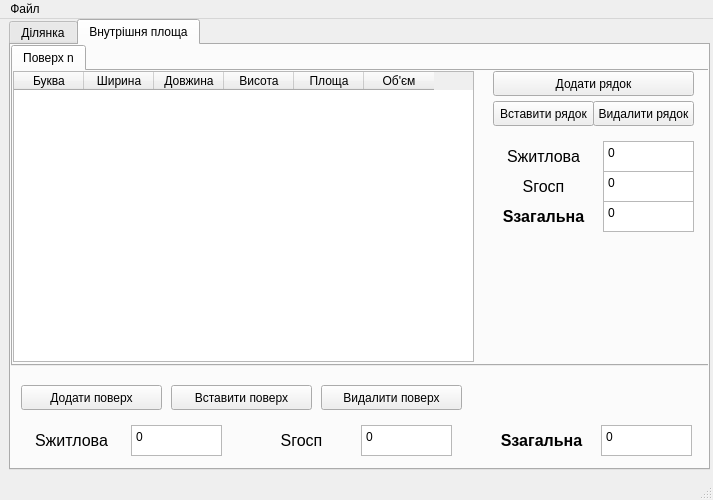
Old version of the form form.ui in the repository Alex482Ukr/calcarea.
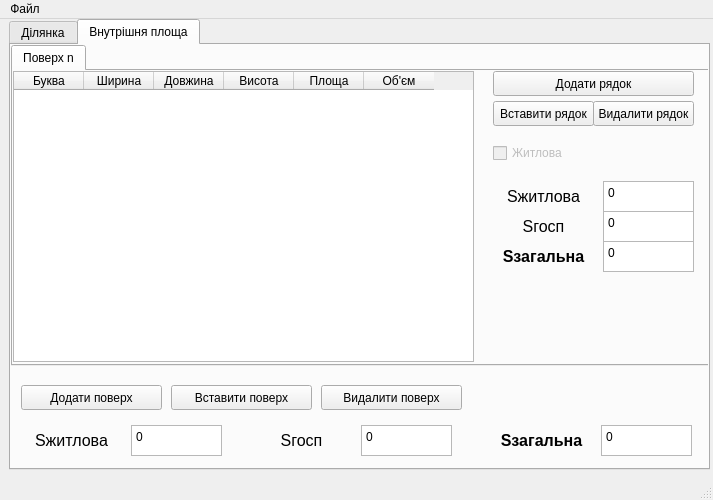
New version of the form. The open tabs and pages were chosen to show the change.

Commit message: separate updates from highlighting

What changed in the file:
```diff
--- a/form.ui
+++ b/form.ui
@@ -472,7 +472,7 @@
         <property name="geometry">
          <rect>
           <x>590</x>
-          <y>100</y>
+          <y>140</y>
           <width>91</width>
           <height>31</height>
          </rect>
@@ -484,8 +484,8 @@
 hr { height: 1px; border-width: 0; }
 li.unchecked::marker { content: &quot;\2610&quot;; }
 li.checked::marker { content: &quot;\2612&quot;; }
-&lt;/style&gt;&lt;/head&gt;&lt;body style=&quot; font-family:'Sans Serif'; font-size:9pt; font-weight:400; font-style:normal;&quot;&gt;
-&lt;p style=&quot; margin-top:0px; margin-bottom:0px; margin-left:0px; margin-right:0px; -qt-block-indent:0; text-indent:0px;&quot;&gt;0&lt;/p&gt;&lt;/body&gt;&lt;/html&gt;</string>
+&lt;/style&gt;&lt;/head&gt;&lt;body style=&quot; font-family:'Segoe UI'; font-size:9pt; font-weight:400; font-style:normal;&quot;&gt;
+&lt;p style=&quot; margin-top:0px; margin-bottom:0px; margin-left:0px; margin-right:0px; -qt-block-indent:0; text-indent:0px;&quot;&gt;&lt;span style=&quot; font-family:'Sans Serif';&quot;&gt;0&lt;/span&gt;&lt;/p&gt;&lt;/body&gt;&lt;/html&gt;</string>
         </property>
        </widget>
        <widget class="QPushButton" name="button_add_row_n">
@@ -505,7 +505,7 @@
         <property name="geometry">
          <rect>
           <x>590</x>
-          <y>130</y>
+          <y>170</y>
           <width>91</width>
           <height>31</height>
          </rect>
@@ -517,8 +517,8 @@
 hr { height: 1px; border-width: 0; }
 li.unchecked::marker { content: &quot;\2610&quot;; }
 li.checked::marker { content: &quot;\2612&quot;; }
-&lt;/style&gt;&lt;/head&gt;&lt;body style=&quot; font-family:'Sans Serif'; font-size:9pt; font-weight:400; font-style:normal;&quot;&gt;
-&lt;p style=&quot; margin-top:0px; margin-bottom:0px; margin-left:0px; margin-right:0px; -qt-block-indent:0; text-indent:0px;&quot;&gt;0&lt;/p&gt;&lt;/body&gt;&lt;/html&gt;</string>
+&lt;/style&gt;&lt;/head&gt;&lt;body style=&quot; font-family:'Segoe UI'; font-size:9pt; font-weight:400; font-style:normal;&quot;&gt;
+&lt;p style=&quot; margin-top:0px; margin-bottom:0px; margin-left:0px; margin-right:0px; -qt-block-indent:0; text-indent:0px;&quot;&gt;&lt;span style=&quot; font-family:'Sans Serif';&quot;&gt;0&lt;/span&gt;&lt;/p&gt;&lt;/body&gt;&lt;/html&gt;</string>
         </property>
        </widget>
        <widget class="QPushButton" name="button_insert_row_n">
@@ -538,7 +538,7 @@
         <property name="geometry">
          <rect>
           <x>480</x>
-          <y>70</y>
+          <y>110</y>
           <width>101</width>
           <height>31</height>
          </rect>
@@ -559,7 +559,7 @@
         <property name="geometry">
          <rect>
           <x>590</x>
-          <y>70</y>
+          <y>110</y>
           <width>91</width>
           <height>31</height>
          </rect>
@@ -571,15 +571,15 @@
 hr { height: 1px; border-width: 0; }
 li.unchecked::marker { content: &quot;\2610&quot;; }
 li.checked::marker { content: &quot;\2612&quot;; }
-&lt;/style&gt;&lt;/head&gt;&lt;body style=&quot; font-family:'Sans Serif'; font-size:9pt; font-weight:400; font-style:normal;&quot;&gt;
-&lt;p style=&quot; margin-top:0px; margin-bottom:0px; margin-left:0px; margin-right:0px; -qt-block-indent:0; text-indent:0px;&quot;&gt;0&lt;/p&gt;&lt;/body&gt;&lt;/html&gt;</string>
+&lt;/style&gt;&lt;/head&gt;&lt;body style=&quot; font-family:'Segoe UI'; font-size:9pt; font-weight:400; font-style:normal;&quot;&gt;
+&lt;p style=&quot; margin-top:0px; margin-bottom:0px; margin-left:0px; margin-right:0px; -qt-block-indent:0; text-indent:0px;&quot;&gt;&lt;span style=&quot; font-family:'Sans Serif';&quot;&gt;0&lt;/span&gt;&lt;/p&gt;&lt;/body&gt;&lt;/html&gt;</string>
         </property>
        </widget>
        <widget class="QLabel" name="label_S_n">
         <property name="geometry">
          <rect>
           <x>480</x>
-          <y>130</y>
+          <y>170</y>
           <width>101</width>
           <height>31</height>
          </rect>
@@ -601,7 +601,7 @@
         <property name="geometry">
          <rect>
           <x>480</x>
-          <y>100</y>
+          <y>140</y>
           <width>101</width>
           <height>31</height>
          </rect>
@@ -615,7 +615,38 @@
          <string>Sгосп</string>
         </property>
         <property name="alignment">
-         <set>Qt::AlignCenter</set>
+         <set>Qt::AlignmentFlag::AlignCenter</set>
+        </property>
+       </widget>
+       <widget class="QCheckBox" name="checkBox_n">
+        <property name="enabled">
+         <bool>false</bool>
+        </property>
+        <property name="geometry">
+         <rect>
+          <x>480</x>
+          <y>70</y>
+          <width>84</width>
+          <height>24</height>
+         </rect>
+        </property>
+        <property name="text">
+         <string>Житлова</string>
+        </property>
+        <property name="checkable">
+         <bool>true</bool>
+        </property>
+        <property name="checked">
+         <bool>false</bool>
+        </property>
+        <property name="autoRepeat">
+         <bool>false</bool>
+        </property>
+        <property name="autoExclusive">
+         <bool>false</bool>
+        </property>
+        <property name="tristate">
+         <bool>true</bool>
         </property>
        </widget>
       </widget>
```
Left out of the diff: 85 changed lines with no effect on the pictures. The commit also changes 2 other files.
